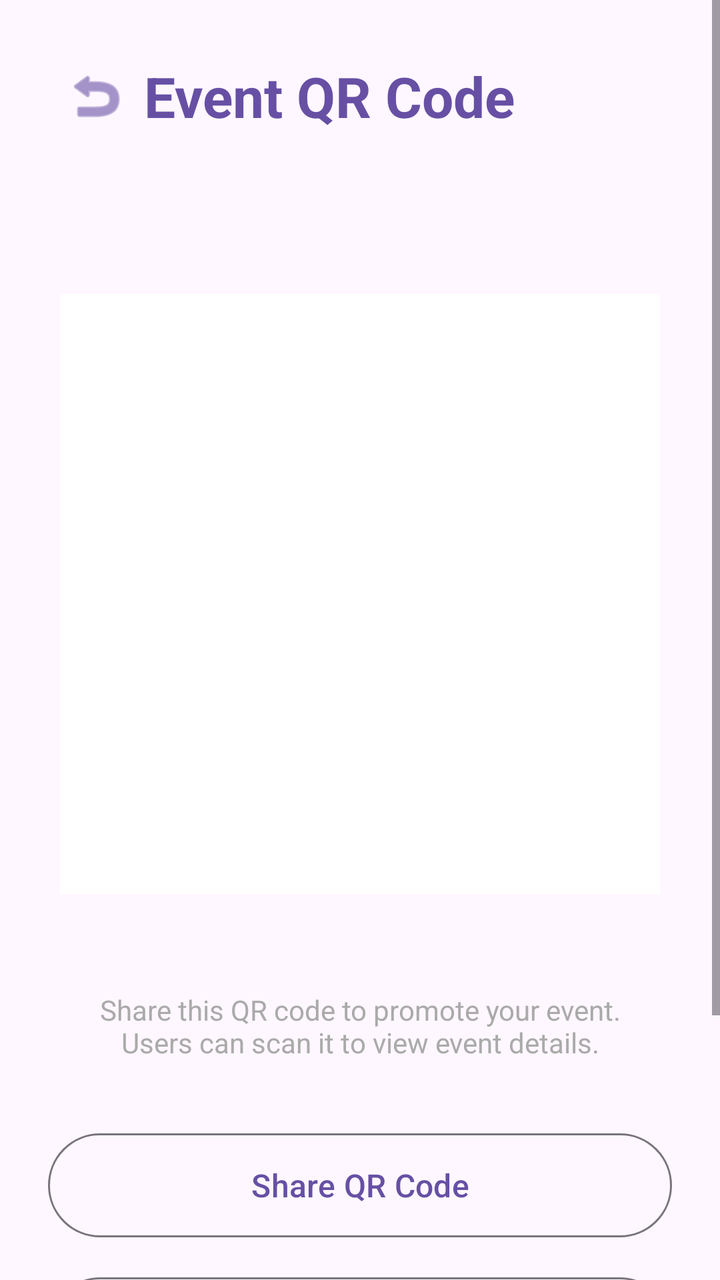
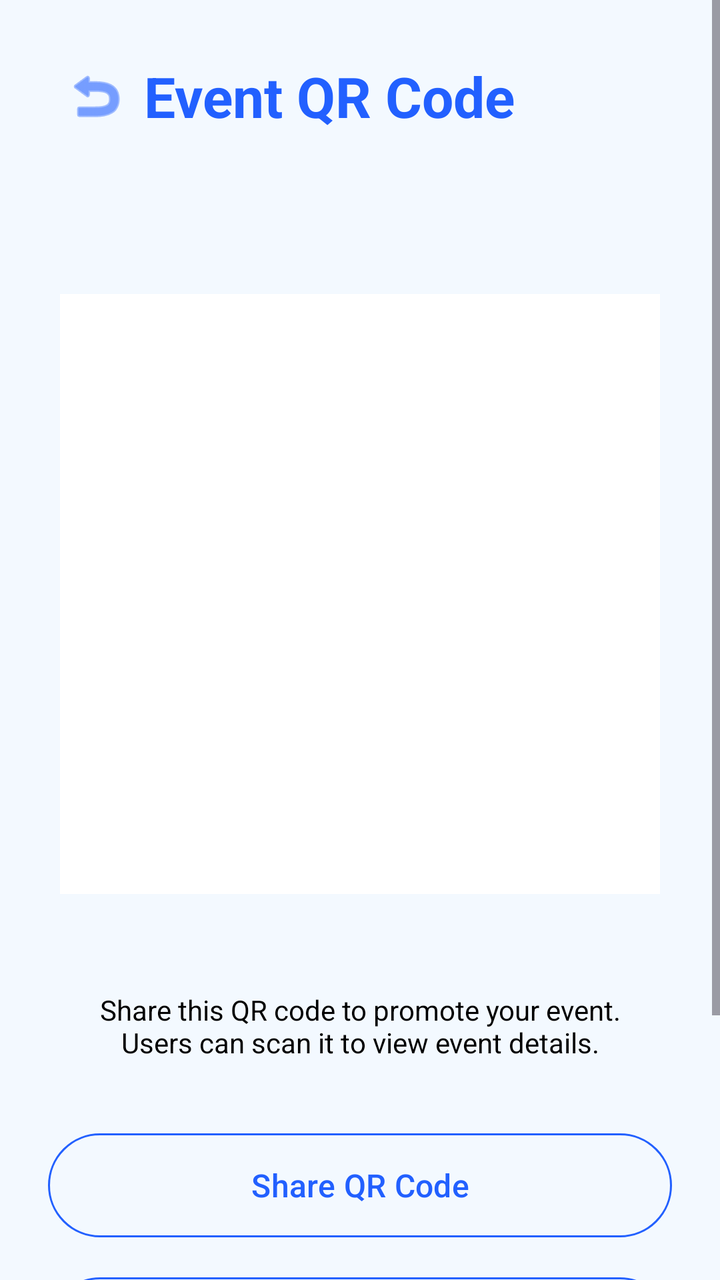

Compare the two renders of this Android layout. The source of the first and the diff that turns it into the second are given below.
<!-- AndroidManifest.xml: activity theme Theme.GitCat_events -->
<!-- res/layout/activity_qr_code_display.xml -->
<?xml version="1.0" encoding="utf-8"?>
<ScrollView xmlns:android="http://schemas.android.com/apk/res/android"
    xmlns:app="http://schemas.android.com/apk/res-auto"
    xmlns:tools="http://schemas.android.com/tools"
    android:layout_width="match_parent"
    android:layout_height="match_parent"
    tools:context=".QRCodeDisplayActivity">

    <LinearLayout
        android:layout_width="match_parent"
        android:layout_height="wrap_content"
        android:orientation="vertical"
        android:padding="24dp"
        android:gravity="center_horizontal">

        
        <LinearLayout
            android:layout_width="match_parent"
            android:layout_height="wrap_content"
            android:orientation="horizontal"
            android:gravity="center_vertical"
            android:layout_marginBottom="24dp">

            <ImageButton
                android:id="@+id/btnBack"
                android:layout_width="48dp"
                android:layout_height="48dp"
                android:background="?attr/selectableItemBackgroundBorderless"
                android:src="@android:drawable/ic_menu_revert"
                android:contentDescription="Back"
                android:tint="?attr/colorPrimary"/>

            <TextView
                android:layout_width="0dp"
                android:layout_height="wrap_content"
                android:layout_weight="1"
                android:text="Event QR Code"
                android:textSize="28sp"
                android:textStyle="bold"
                android:textColor="?attr/colorPrimary"
                android:gravity="center_vertical"/>
        </LinearLayout>

        
        <TextView
            android:id="@+id/tvEventName"
            android:layout_width="match_parent"
            android:layout_height="wrap_content"
            android:textSize="20sp"
            android:textStyle="bold"
            android:gravity="center"
            android:layout_marginBottom="8dp"
            android:textColor="?attr/colorOnSurface"/>

        
        <ImageView
            android:id="@+id/ivQRCode"
            android:layout_width="300dp"
            android:layout_height="300dp"
            android:layout_marginTop="16dp"
            android:layout_marginBottom="24dp"
            android:background="@android:color/white"
            android:padding="16dp"
            android:contentDescription="QR Code"
            android:scaleType="fitCenter"/>

        
        <TextView
            android:id="@+id/tvQRCodeUrl"
            android:layout_width="match_parent"
            android:layout_height="wrap_content"
            android:textSize="12sp"
            android:gravity="center"
            android:layout_marginBottom="8dp"
            android:textColor="@android:color/darker_gray"
            android:maxLines="2"
            android:ellipsize="middle"/>

        
        <TextView
            android:layout_width="match_parent"
            android:layout_height="wrap_content"
            android:text="Share this QR code to promote your event. Users can scan it to view event details."
            android:textSize="14sp"
            android:gravity="center"
            android:layout_marginBottom="32dp"
            android:textColor="@android:color/darker_gray"
            android:paddingHorizontal="16dp"/>

        
        <LinearLayout
            android:layout_width="match_parent"
            android:layout_height="wrap_content"
            android:orientation="vertical"
            android:layout_marginBottom="16dp">

            <Button
                android:id="@+id/btnShareQRCode"
                android:layout_width="match_parent"
                android:layout_height="60dp"
                android:text="Share QR Code"
                android:textSize="16sp"
                android:layout_marginBottom="12dp"
                style="@style/Widget.Material3.Button.OutlinedButton"/>

            <Button
                android:id="@+id/btnSaveQRCode"
                android:layout_width="match_parent"
                android:layout_height="60dp"
                android:text="Save QR Code to Gallery"
                android:textSize="16sp"
                android:layout_marginBottom="12dp"
                style="@style/Widget.Material3.Button.OutlinedButton"/>

            <Button
                android:id="@+id/btnViewEvent"
                android:layout_width="match_parent"
                android:layout_height="60dp"
                android:text="View Event Details"
                android:textSize="16sp"
                android:textColor="@android:color/white"/>
        </LinearLayout>

    </LinearLayout>
</ScrollView>
<!-- resources referenced by this layout -->
<resources>
  <style name="Theme.GitCat_events" parent="Base.Theme.GitCat_events" />
  <style name="Base.Theme.GitCat_events" parent="Theme.Material3.DayNight.NoActionBar">
          
          
      </style>
</resources>

<!-- the commit's change to res/layout/activity_qr_code_display.xml (unified diff, before → after) -->
@@ -4,41 +4,42 @@
     xmlns:tools="http://schemas.android.com/tools"
     android:layout_width="match_parent"
     android:layout_height="match_parent"
+    android:background="@color/background_color"
     tools:context=".QRCodeDisplayActivity">
 
     <LinearLayout
         android:layout_width="match_parent"
         android:layout_height="wrap_content"
+        android:gravity="center_horizontal"
         android:orientation="vertical"
-        android:padding="24dp"
-        android:gravity="center_horizontal">
+        android:padding="24dp">
 
         
         <LinearLayout
             android:layout_width="match_parent"
             android:layout_height="wrap_content"
-            android:orientation="horizontal"
+            android:layout_marginBottom="24dp"
             android:gravity="center_vertical"
-            android:layout_marginBottom="24dp">
+            android:orientation="horizontal">
 
             <ImageButton
                 android:id="@+id/btnBack"
                 android:layout_width="48dp"
                 android:layout_height="48dp"
                 android:background="?attr/selectableItemBackgroundBorderless"
+                android:contentDescription="Back"
                 android:src="@android:drawable/ic_menu_revert"
-                android:contentDescription="Back"
-                android:tint="?attr/colorPrimary"/>
+                android:tint="@color/button_color" />
 
             <TextView
                 android:layout_width="0dp"
                 android:layout_height="wrap_content"
                 android:layout_weight="1"
+                android:gravity="center_vertical"
                 android:text="Event QR Code"
+                android:textColor="@color/text_color_colored"
                 android:textSize="28sp"
-                android:textStyle="bold"
-                android:textColor="?attr/colorPrimary"
-                android:gravity="center_vertical"/>
+                android:textStyle="bold" />
         </LinearLayout>
 
         
@@ -46,11 +47,11 @@
             android:id="@+id/tvEventName"
             android:layout_width="match_parent"
             android:layout_height="wrap_content"
+            android:layout_marginBottom="8dp"
+            android:gravity="center"
+            android:textColor="@color/text_color_dark"
             android:textSize="20sp"
-            android:textStyle="bold"
-            android:gravity="center"
-            android:layout_marginBottom="8dp"
-            android:textColor="?attr/colorOnSurface"/>
+            android:textStyle="bold" />
 
         
         <ImageView
@@ -60,65 +61,70 @@
             android:layout_marginTop="16dp"
             android:layout_marginBottom="24dp"
             android:background="@android:color/white"
+            android:contentDescription="QR Code"
             android:padding="16dp"
-            android:contentDescription="QR Code"
-            android:scaleType="fitCenter"/>
+            android:scaleType="fitCenter" />
 
         
         <TextView
             android:id="@+id/tvQRCodeUrl"
             android:layout_width="match_parent"
             android:layout_height="wrap_content"
-            android:textSize="12sp"
+            android:layout_marginBottom="8dp"
+            android:ellipsize="middle"
             android:gravity="center"
-            android:layout_marginBottom="8dp"
-            android:textColor="@android:color/darker_gray"
             android:maxLines="2"
-            android:ellipsize="middle"/>
+            android:textColor="@color/text_color_medium"
+            android:textSize="12sp" />
 
         
         <TextView
             android:layout_width="match_parent"
             android:layout_height="wrap_content"
+            android:layout_marginBottom="32dp"
+            android:gravity="center"
+            android:paddingHorizontal="16dp"
             android:text="Share this QR code to promote your event. Users can scan it to view event details."
-            android:textSize="14sp"
-            android:gravity="center"
-            android:layout_marginBottom="32dp"
-            android:textColor="@android:color/darker_gray"
-            android:paddingHorizontal="16dp"/>
+            android:textColor="@color/text_color_dark"
+            android:textSize="14sp" />
 
         
         <LinearLayout
             android:layout_width="match_parent"
             android:layout_height="wrap_content"
-            android:orientation="vertical"
-            android:layout_marginBottom="16dp">
+            android:layout_marginBottom="16dp"
+            android:orientation="vertical">
 
             <Button
                 android:id="@+id/btnShareQRCode"
+                style="@style/Widget.Material3.Button.OutlinedButton"
                 android:layout_width="match_parent"
                 android:layout_height="60dp"
+                android:layout_marginBottom="12dp"
                 android:text="Share QR Code"
+                android:textColor="@color/button_color"
                 android:textSize="16sp"
-                android:layout_marginBottom="12dp"
-                style="@style/Widget.Material3.Button.OutlinedButton"/>
+                app:strokeColor="@color/button_color" />
 
             <Button
                 android:id="@+id/btnSaveQRCode"
+                style="@style/Widget.Material3.Button.OutlinedButton"
                 android:layout_width="match_parent"
                 android:layout_height="60dp"
+                android:layout_marginBottom="12dp"
                 android:text="Save QR Code to Gallery"
+                android:textColor="@color/button_color"
                 android:textSize="16sp"
-                android:layout_marginBottom="12dp"
-                style="@style/Widget.Material3.Button.OutlinedButton"/>
+                app:strokeColor="@color/button_color" />
 
             <Button
                 android:id="@+id/btnViewEvent"
                 android:layout_width="match_parent"
                 android:layout_height="60dp"
+                android:backgroundTint="@color/button_color"
                 android:text="View Event Details"
-                android:textSize="16sp"
-                android:textColor="@android:color/white"/>
+                android:textColor="@color/text_color_light"
+                android:textSize="16sp" />
         </LinearLayout>
 
     </LinearLayout>
<!-- resource entries referenced after the edit -->
@@ -1,5 +1,11 @@
 <!-- resources referenced by this layout -->
 <resources>
+  <color name="background_color">#F3F9FF</color>
+  <color name="button_color">#2260ff</color>
+  <color name="text_color_colored">#2260ff</color>
+  <color name="text_color_dark">#000000</color>
+  <color name="text_color_light">#ffffff</color>
+  <color name="text_color_medium">#676767</color>
   <style name="Theme.GitCat_events" parent="Base.Theme.GitCat_events" />
   <style name="Base.Theme.GitCat_events" parent="Theme.Material3.DayNight.NoActionBar">
           
